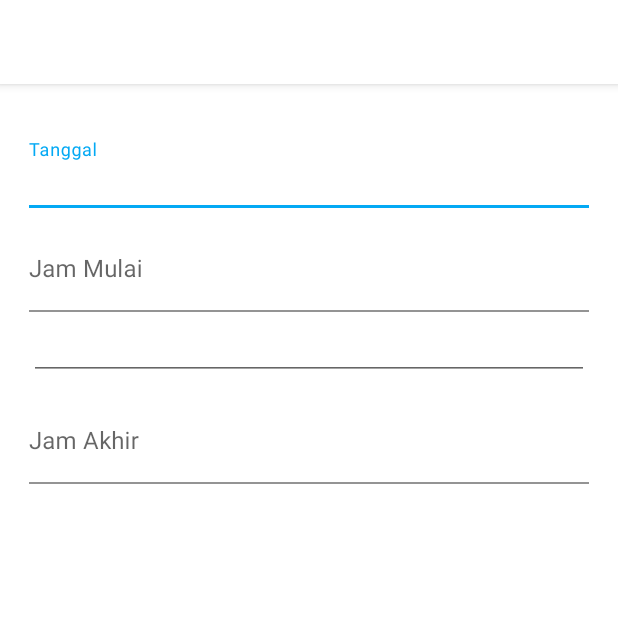
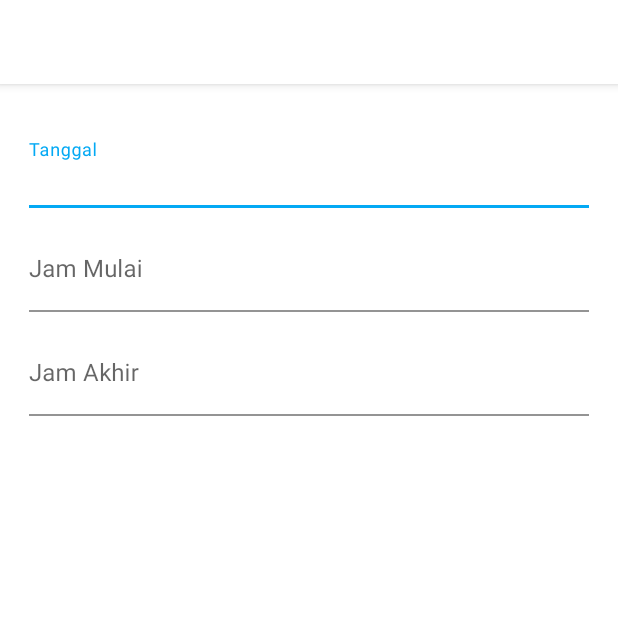
Before and after one commit to tomi-atom/KursusMobilApp, an Android app: the TambahJadwalActivity screen opened directly, with no data from a screen before it, on a phone screen of 412 x 824 dp, the top half of it. Run offline under Robolectric (Android 15) with nearby library versions, the phone set to English and light mode, and no system bars; our stand-ins replace sdp/ssp sizes; libraries missing offline, so code that uses them is left out: com.inyongtisto.myhelper; 2 statements that could not run were skipped.

```diff
--- a/app/src/main/res/layout/activity_tambah_jadwal.xml
+++ b/app/src/main/res/layout/activity_tambah_jadwal.xml
@@ -59,12 +59,8 @@
 
                 </com.google.android.material.textfield.TextInputLayout>
 
-                <EditText
-                    android:id="@+id/editTextDate"
-                    android:layout_width="match_parent"
-                    android:layout_height="wrap_content"
-                    android:ems="10"
-                    android:inputType="date" />
+
+
 
                 <com.google.android.material.textfield.TextInputLayout
                     android:layout_width="match_parent"
```
Also changed, not shown: app/src/main/java/com/indah/kursusmobil/ui/jadwal/TambahJadwalActivity.kt (+63 -0 lines).
